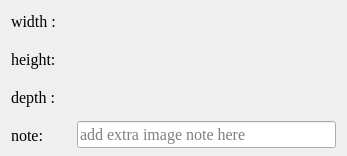
First picture: the form in ISAT/ui/info_dock.ui, repository yatengLG/ISAT_with_segment_anything, before the edit.
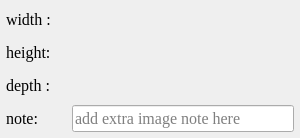
Second picture: the form after the edit.

```diff
--- a/ISAT/ui/info_dock.ui
+++ b/ISAT/ui/info_dock.ui
@@ -6,8 +6,8 @@
    <rect>
     <x>0</x>
     <y>0</y>
-    <width>347</width>
-    <height>156</height>
+    <width>300</width>
+    <height>138</height>
    </rect>
   </property>
   <property name="minimumSize">
@@ -27,31 +27,43 @@
   </property>
   <layout class="QVBoxLayout" name="verticalLayout">
    <property name="spacing">
-    <number>0</number>
+    <number>6</number>
    </property>
    <property name="leftMargin">
-    <number>2</number>
+    <number>6</number>
    </property>
    <property name="topMargin">
-    <number>2</number>
+    <number>6</number>
    </property>
    <property name="rightMargin">
-    <number>2</number>
+    <number>6</number>
    </property>
    <property name="bottomMargin">
-    <number>2</number>
+    <number>6</number>
    </property>
    <item>
     <widget class="QWidget" name="widget" native="true">
+     <property name="minimumSize">
+      <size>
+       <width>0</width>
+       <height>0</height>
+      </size>
+     </property>
+     <property name="maximumSize">
+      <size>
+       <width>16777215</width>
+       <height>16777215</height>
+      </size>
+     </property>
      <layout class="QHBoxLayout" name="horizontalLayout">
       <property name="leftMargin">
-       <number>9</number>
+       <number>0</number>
       </property>
       <property name="topMargin">
        <number>0</number>
       </property>
       <property name="rightMargin">
-       <number>9</number>
+       <number>0</number>
       </property>
       <property name="bottomMargin">
        <number>0</number>
@@ -77,6 +89,18 @@
       </item>
       <item>
        <widget class="QLabel" name="label_width">
+        <property name="minimumSize">
+         <size>
+          <width>0</width>
+          <height>0</height>
+         </size>
+        </property>
+        <property name="maximumSize">
+         <size>
+          <width>16777215</width>
+          <height>16777215</height>
+         </size>
+        </property>
         <property name="text">
          <string/>
         </property>
@@ -87,15 +111,27 @@
    </item>
    <item>
     <widget class="QWidget" name="widget_2" native="true">
+     <property name="minimumSize">
+      <size>
+       <width>0</width>
+       <height>0</height>
+      </size>
+     </property>
+     <property name="maximumSize">
+      <size>
+       <width>16777215</width>
+       <height>16777215</height>
+      </size>
+     </property>
      <layout class="QHBoxLayout" name="horizontalLayout_2">
       <property name="leftMargin">
-       <number>9</number>
+       <number>0</number>
       </property>
       <property name="topMargin">
        <number>0</number>
       </property>
       <property name="rightMargin">
-       <number>9</number>
+       <number>0</number>
       </property>
       <property name="bottomMargin">
        <number>0</number>
@@ -121,6 +157,18 @@
       </item>
       <item>
        <widget class="QLabel" name="label_height">
+        <property name="minimumSize">
+         <size>
+          <width>0</width>
+          <height>0</height>
+         </size>
+        </property>
+        <property name="maximumSize">
+         <size>
+          <width>16777215</width>
+          <height>16777215</height>
+         </size>
+        </property>
         <property name="text">
          <string/>
         </property>
@@ -131,15 +179,27 @@
    </item>
    <item>
     <widget class="QWidget" name="widget_4" native="true">
+     <property name="minimumSize">
+      <size>
+       <width>0</width>
+       <height>0</height>
+      </size>
+     </property>
+     <property name="maximumSize">
+      <size>
+       <width>16777215</width>
+       <height>16777215</height>
+      </size>
+     </property>
      <layout class="QHBoxLayout" name="horizontalLayout_4">
       <property name="leftMargin">
-       <number>9</number>
+       <number>0</number>
       </property>
       <property name="topMargin">
        <number>0</number>
       </property>
       <property name="rightMargin">
-       <number>9</number>
+       <number>0</number>
       </property>
       <property name="bottomMargin">
        <number>0</number>
@@ -165,6 +225,18 @@
       </item>
       <item>
        <widget class="QLabel" name="label_depth">
+        <property name="minimumSize">
+         <size>
+          <width>0</width>
+          <height>0</height>
+         </size>
+        </property>
+        <property name="maximumSize">
+         <size>
+          <width>16777215</width>
+          <height>16777215</height>
+         </size>
+        </property>
         <property name="text">
          <string/>
         </property>
@@ -175,15 +247,27 @@
    </item>
    <item>
     <widget class="QWidget" name="widget_3" native="true">
+     <property name="minimumSize">
+      <size>
+       <width>0</width>
+       <height>0</height>
+      </size>
+     </property>
+     <property name="maximumSize">
+      <size>
+       <width>16777215</width>
+       <height>16777215</height>
+      </size>
+     </property>
      <layout class="QHBoxLayout" name="horizontalLayout_3">
       <property name="leftMargin">
-       <number>9</number>
+       <number>0</number>
       </property>
       <property name="topMargin">
        <number>0</number>
       </property>
       <property name="rightMargin">
-       <number>9</number>
+       <number>0</number>
       </property>
       <property name="bottomMargin">
        <number>0</number>
@@ -215,6 +299,12 @@
           <height>0</height>
          </size>
         </property>
+        <property name="maximumSize">
+         <size>
+          <width>16777215</width>
+          <height>16777215</height>
+         </size>
+        </property>
         <property name="placeholderText">
          <string>add extra image note here</string>
         </property>
```
